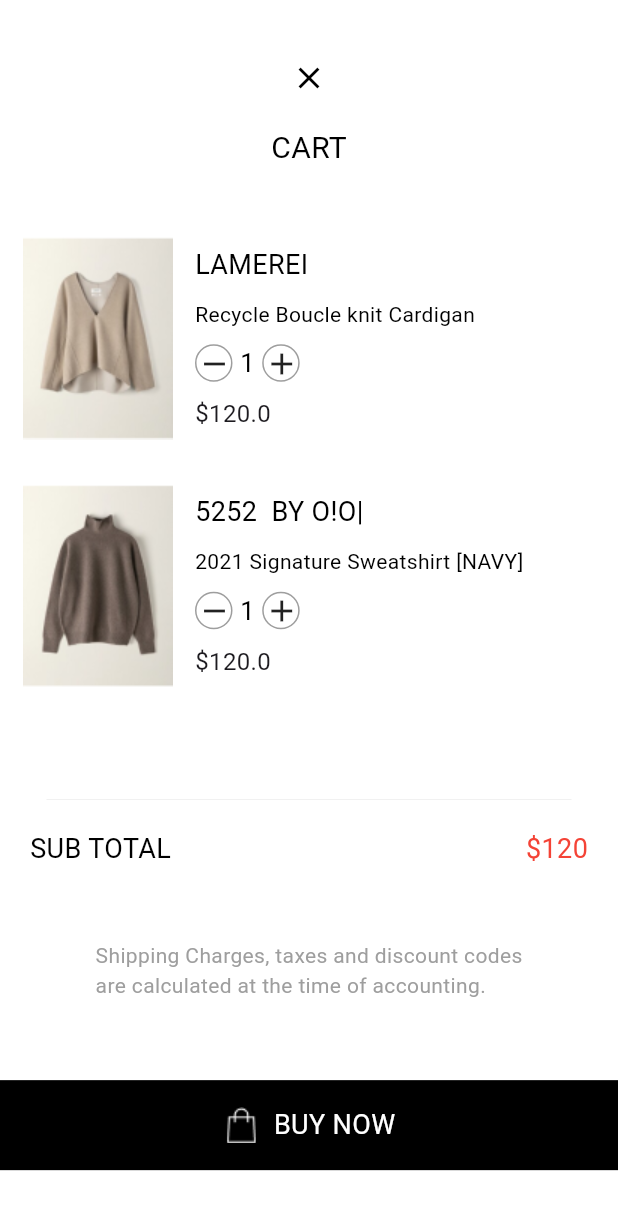
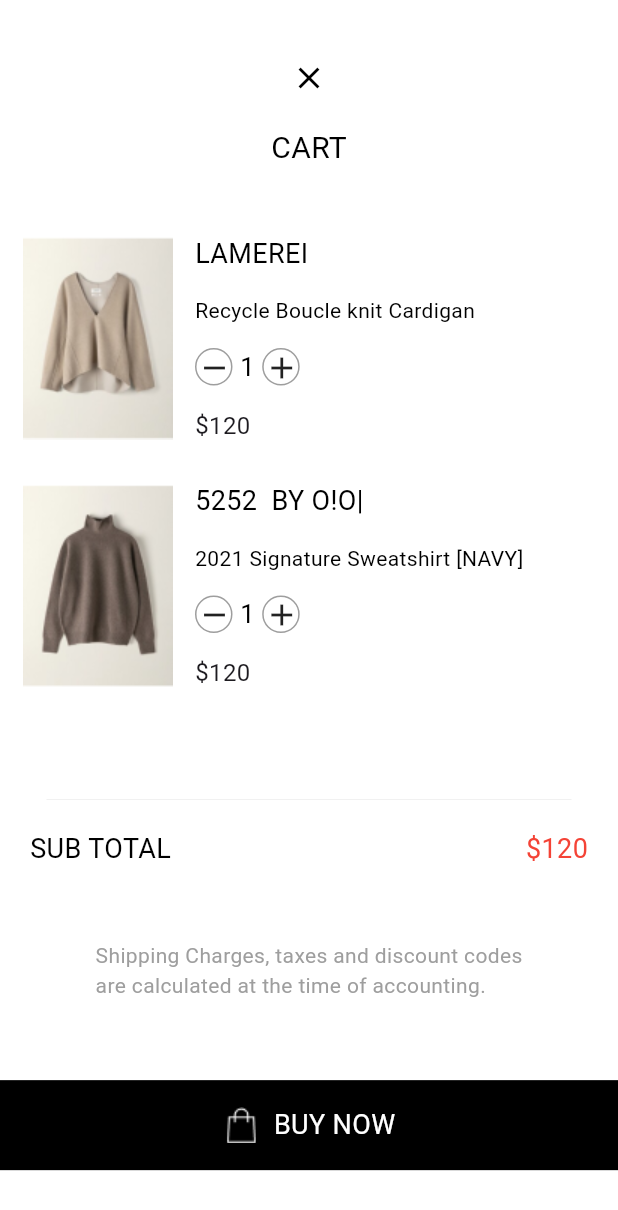
Before and after one commit to Rosesarah15/open_fashion, a Flutter app: the CartPage screen opened directly, on a phone screen of 412 x 824 dp. Shown: the top 1210 px of the screen. Run offline on Flutter 3.47's test engine with Material 3 defaults, Android fonts, the phone set to English and light mode, and no system bars.

```diff
--- a/lib/Commons/widgets/cart.dart
+++ b/lib/Commons/widgets/cart.dart
@@ -18,9 +18,9 @@ class Cart extends StatelessWidget {
           cartText('CART', Colors.black, 20),
           const SizedBox(height: 30),
           _buildCartImageText(Image.asset('assets/images/knit.png'), 'LAMEREI',
-              'Recycle Boucle knit Cardigan', 120),
+              'Recycle Boucle knit Cardigan', '120'),
           _buildCartImageText(Image.asset('assets/images/sweatshirt.png'),
-              '5252  BY O!O|', '2021 Signature Sweatshirt [NAVY]', 120),
+              '5252  BY O!O|', '2021 Signature Sweatshirt [NAVY]', '120'),
           const SizedBox(height: 60),
           Container(
             width: 350,
@@ -49,6 +49,7 @@ class Cart extends StatelessWidget {
               'BUY NOW',
               18,
               context),
+          const SizedBox(height: 20)
         ],
       ),
     );
@@ -64,7 +65,7 @@ Text cartText(String text, Color color, double fontsize) {
 }
 
 Widget _buildCartImageText(
-    Image image, String label, String description, double price) {
+    Image image, String label, String description, String price) {
   return Row(
     children: [
       Padding(
@@ -81,7 +82,7 @@ Widget _buildCartImageText(
                 color: Colors.black,
                 decoration: TextDecoration.none),
           ),
-          const SizedBox(height: 10),
+          const SizedBox(height: 15),
           Text(
             description,
             style: const TextStyle(
@@ -89,7 +90,7 @@ Widget _buildCartImageText(
                 color: Colors.black,
                 decoration: TextDecoration.none),
           ),
-          const SizedBox(height: 10),
+          const SizedBox(height: 15),
           Row(
             mainAxisAlignment: MainAxisAlignment.spaceEvenly,
             children: [
@@ -106,7 +107,7 @@ Widget _buildCartImageText(
               _buildCircularContainerWithText(const Icon(Icons.add)),
             ],
           ),
-          const SizedBox(height: 10),
+          const SizedBox(height: 15),
           Text(
             '\$$price',
             style:
--- a/lib/Commons/widgets/openfash.dart
+++ b/lib/Commons/widgets/openfash.dart
@@ -1,5 +1,6 @@
 import 'package:flutter/material.dart';
 import 'package:open_fashion/Commons/theme/app_colors.dart';
+import 'package:open_fashion/Screens/about_screen.dart';
 import 'package:open_fashion/Screens/contact_us.dart';
 
 class OpenFashion extends StatelessWidget {
@@ -240,7 +241,7 @@ Widget _buildFooterTextButton(
       switch (text) {
         case 'About':
           Navigator.push(context,
-              MaterialPageRoute(builder: (context) => const ContactPage()));
+              MaterialPageRoute(builder: (context) => const AboutPage()));
           break;
         case 'Contact':
           Navigator.push(context,
```
Also changed, not shown: lib/Commons/widgets/about.dart (added, +79 -0 lines), lib/Screens/about_screen.dart (added, +19 -0 lines), assets/images/ladybooks.png (added).
